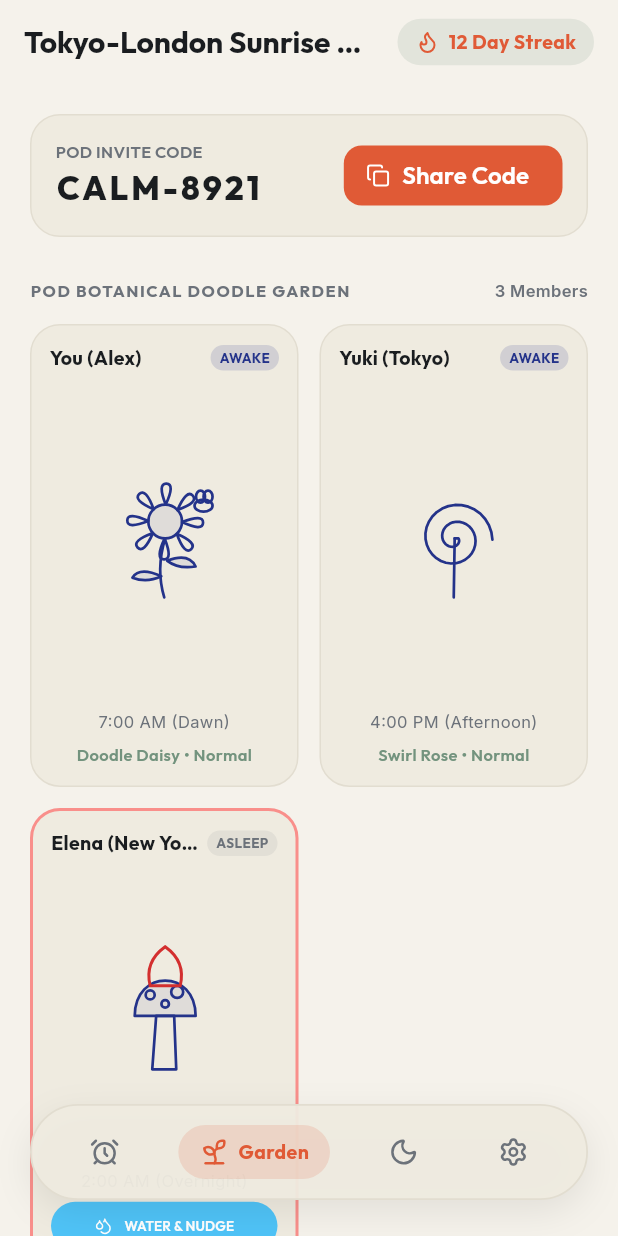
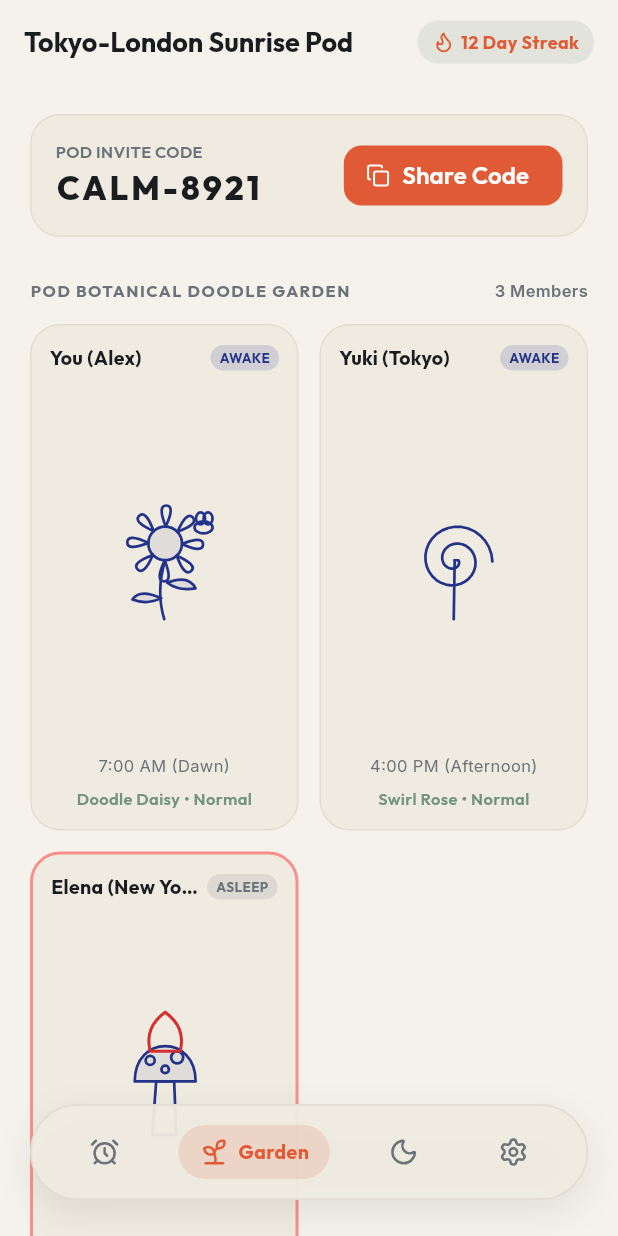
Before and after one commit to paperlinkos/calmalarm, a Flutter app: the screen it shows after launch, item 2 of the bottom bar chosen, on a phone screen of 412 x 824 dp. Run offline on Flutter 3.47's test engine with Material 3 defaults, Android fonts, the phone set to English and light mode, and no system bars; our stand-ins replace flutter_local_notifications, flutter_riverpod, google_fonts, lucide_icons, permission_handler, timezone; statements that could not run were skipped.

Commit message:
fix: resolve Garden dashboard background mismatch, card aspect ratio & bottom nav clipping

```diff
--- a/lib/features/settings/views/settings_screen.dart
+++ b/lib/features/settings/views/settings_screen.dart
@@ -352,7 +352,7 @@
               ],
             ),
 
-            const SizedBox(height: 32),
+            const SizedBox(height: 110),
           ],
         ),
       ),
--- a/lib/features/sync_pods/views/pod_dashboard_screen.dart
+++ b/lib/features/sync_pods/views/pod_dashboard_screen.dart
@@ -14,35 +14,43 @@
   Widget build(BuildContext context, WidgetRef ref) {
     final podState = ref.watch(syncPodProvider);
 
+    final bg = AppColors.bg(context);
+    final surface = AppColors.surface(context);
+    final border = AppColors.border(context);
+    final textPrimary = AppColors.textPrimary(context);
+    final textSecondary = AppColors.textSecondary(context);
+
     return Scaffold(
+      backgroundColor: bg,
       appBar: AppBar(
-        backgroundColor: AppColors.linenBackground,
+        backgroundColor: bg,
         elevation: 0,
         title: Text(
           podState.podName,
           style: GoogleFonts.outfit(
-            color: AppColors.linenTextPrimary,
-            fontSize: 20,
+            color: textPrimary,
+            fontSize: 18,
             fontWeight: FontWeight.w700,
           ),
+          overflow: TextOverflow.ellipsis,
         ),
         actions: [
           Container(
             margin: const EdgeInsets.only(right: 16),
-            padding: const EdgeInsets.symmetric(horizontal: 12, vertical: 6),
+            padding: const EdgeInsets.symmetric(horizontal: 10, vertical: 6),
             decoration: BoxDecoration(
-              color: AppColors.sageGreen.withOpacity(0.15),
+              color: AppColors.sageGreen.withValues(alpha: 0.15),
               borderRadius: BorderRadius.circular(20),
             ),
             child: Row(
               children: [
-                const Icon(LucideIcons.flame, size: 16, color: AppColors.terracotta),
-                const SizedBox(width: 6),
+                const Icon(LucideIcons.flame, size: 15, color: AppColors.terracotta),
+                const SizedBox(width: 4),
                 Text(
                   '${podState.sharedStreak} Day Streak',
                   style: GoogleFonts.outfit(
                     color: AppColors.terracotta,
-                    fontSize: 13,
+                    fontSize: 12,
                     fontWeight: FontWeight.w700,
                   ),
                 ),
@@ -52,6 +60,7 @@
         ],
       ),
       body: SingleChildScrollView(
+        physics: const BouncingScrollPhysics(),
         padding: const EdgeInsets.all(20),
         child: Column(
           crossAxisAlignment: CrossAxisAlignment.start,
@@ -60,9 +69,9 @@
             Container(
               padding: const EdgeInsets.all(16),
               decoration: BoxDecoration(
-                color: AppColors.linenSurface,
+                color: surface,
                 borderRadius: BorderRadius.circular(20),
-                border: Border.all(color: AppColors.linenSurfaceBorder),
+                border: Border.all(color: border),
               ),
               child: Row(
                 children: [
@@ -73,7 +82,7 @@
                         Text(
                           'POD INVITE CODE',
                           style: GoogleFonts.outfit(
-                            color: AppColors.linenTextSecondary,
+                            color: textSecondary,
                             fontSize: 11,
                             fontWeight: FontWeight.w600,
                           ),
@@ -81,7 +90,7 @@
                         Text(
                           podState.podCode,
                           style: GoogleFonts.outfit(
-                            color: AppColors.linenTextPrimary,
+                            color: textPrimary,
                             fontSize: 22,
                             fontWeight: FontWeight.w800,
                             letterSpacing: 2.0,
@@ -125,7 +134,7 @@
                   child: Text(
                     'POD BOTANICAL DOODLE GARDEN',
                     style: GoogleFonts.outfit(
-                      color: AppColors.linenTextSecondary,
+                      color: textSecondary,
                       fontSize: 11,
                       fontWeight: FontWeight.w700,
                       letterSpacing: 1.0,
@@ -137,7 +146,7 @@
                 Text(
                   '${podState.members.length} Members',
                   style: GoogleFonts.inter(
-                    color: AppColors.linenTextSecondary,
+                    color: textSecondary,
                     fontSize: 11,
                     fontWeight: FontWeight.w600,
                   ),
@@ -153,7 +162,7 @@
               physics: const NeverScrollableScrollPhysics(),
               gridDelegate: const SliverGridDelegateWithFixedCrossAxisCount(
                 crossAxisCount: 2,
-                childAspectRatio: 0.58,
+                childAspectRatio: 0.53,
                 crossAxisSpacing: 14,
                 mainAxisSpacing: 14,
               ),
@@ -163,12 +172,12 @@
                 return Container(
                   padding: const EdgeInsets.all(12),
                   decoration: BoxDecoration(
-                    color: AppColors.linenSurface,
+                    color: surface,
                     borderRadius: BorderRadius.circular(20),
                     border: Border.all(
                       color: member.character.hasFire
                           ? AppColors.warningFire.withValues(alpha: 0.6)
-                          : AppColors.linenSurfaceBorder,
+                          : border,
                       width: member.character.hasFire ? 2 : 1,
                     ),
                   ),
@@ -183,7 +192,7 @@
                             child: Text(
                               member.name,
                               style: GoogleFonts.outfit(
-                                color: AppColors.linenTextPrimary,
+                                color: textPrimary,
                                 fontSize: 13,
                                 fontWeight: FontWeight.w700,
                               ),
@@ -196,7 +205,7 @@
                             decoration: BoxDecoration(
                               color: member.isAwake
                                   ? const Color(0xFF24338A).withValues(alpha: 0.15)
-                                  : AppColors.linenTextSecondary.withValues(alpha: 0.1),
+                                  : textSecondary.withValues(alpha: 0.15),
                               borderRadius: BorderRadius.circular(10),
                             ),
                             child: Text(
@@ -204,7 +213,7 @@
                               style: GoogleFonts.outfit(
                                 color: member.isAwake
                                     ? const Color(0xFF24338A)
-                                    : AppColors.linenTextSecondary,
+                                    : textSecondary,
                                 fontSize: 9,
                                 fontWeight: FontWeight.w700,
                               ),
@@ -225,7 +234,7 @@
                           Text(
                             member.localPhase,
                             style: GoogleFonts.inter(
-                              color: AppColors.linenTextSecondary,
+                              color: textSecondary,
                               fontSize: 11,
                             ),
                             maxLines: 1,
@@ -277,13 +286,13 @@
               },
             ),
 
-            const SizedBox(height: 32),
+            const SizedBox(height: 28),
 
             // Section 2: LDR Moon & Sun Bridge
             Text(
               'CROSS-TIMEZONE MOON & SUN BRIDGE',
               style: GoogleFonts.outfit(
-                color: AppColors.linenTextSecondary,
+                color: textSecondary,
                 fontSize: 12,
                 fontWeight: FontWeight.w700,
                 letterSpacing: 1.2,
@@ -331,6 +340,9 @@
                 ],
               ),
             ),
+
+            // Bottom space for floating navigation bar
+            const SizedBox(height: 110),
           ],
         ),
       ),
```
Also changed, not shown: 2 other files.
